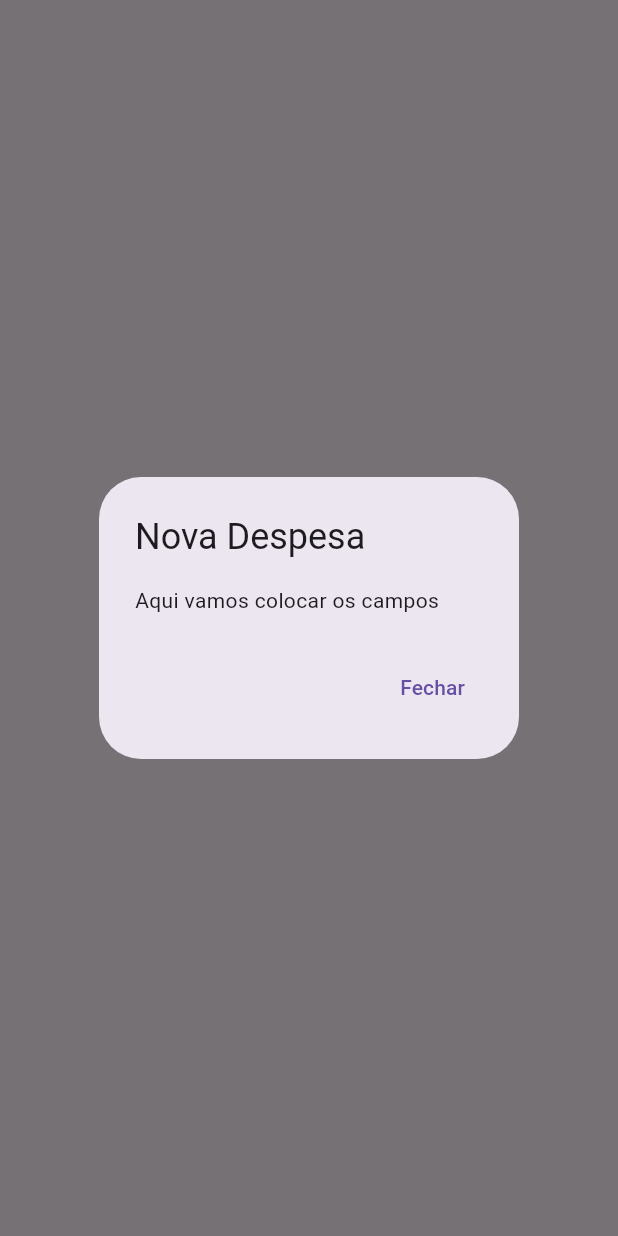
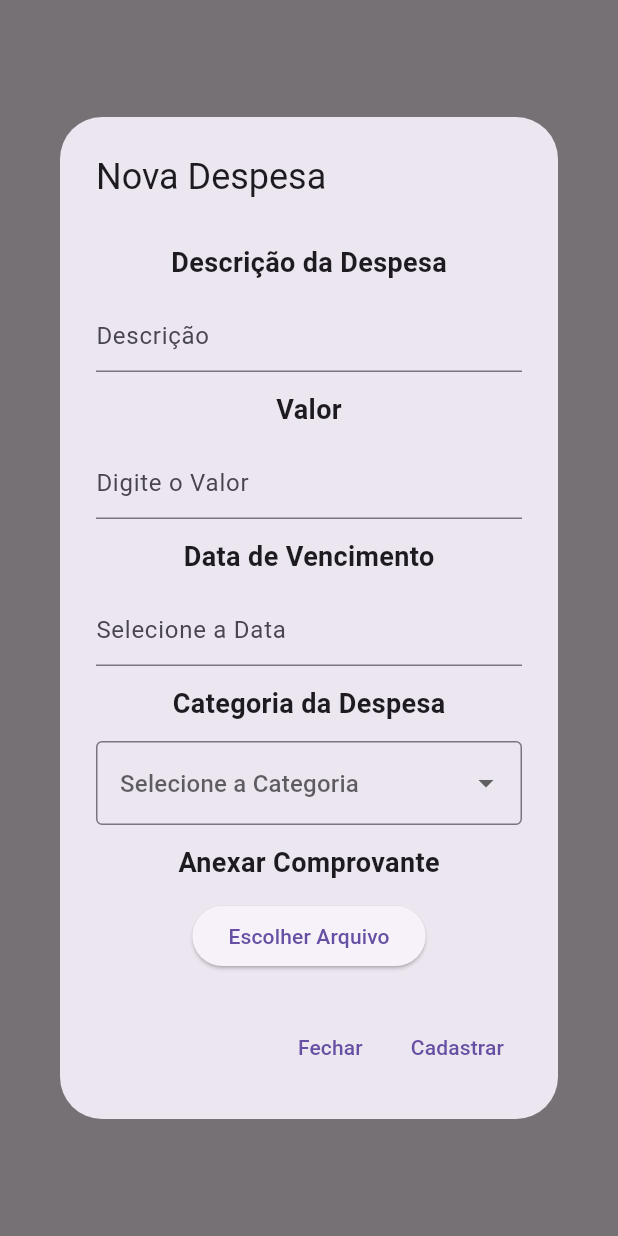
Before and after one commit to KaueSobreira/Aplicativo_Financeiro_Mobile, a Flutter app: the screen it shows after launch, after a tap on the "add" icon, on a phone screen of 412 x 824 dp. Run offline on Flutter 3.47's test engine with Material 3 defaults, Android fonts, the phone set to English and light mode, and no system bars; our stand-ins replace file_picker.

Commit message:
feat: implementado o dialog de cadastro de novas despesas

```diff
--- a/lib/main.dart
+++ b/lib/main.dart
@@ -1,3 +1,4 @@
+import 'package:file_picker/file_picker.dart';
 import 'package:flutter/material.dart';
 
 void main() {
@@ -45,12 +46,121 @@ class _ExpenseListPageState extends State<ExpenseListPage> {
 
   // Método que mostra o dialog de cadastro
   void mostrarDialogCadastro() {
+    DateTime? dataSelecionada;
+    final TextEditingController dataController = TextEditingController();
+    String? categoriaSelecionada;
+
     showDialog(
       context: context,
       builder: (context) {
         return AlertDialog(
           title: Text("Nova Despesa"),
-          content: Text("Aqui vamos colocar os campos"),
+          content: SizedBox(
+            width: 600,
+            height: 500,
+            child: Column(
+              // mainAxisSize: MainAxisSize.min,
+              children: [
+                SizedBox(height: 12,),
+
+                Text("Descrição da Despesa",
+                style: TextStyle(fontSize: 18, fontWeight: FontWeight.bold),
+                ),
+
+                SizedBox(height: 12,),
+
+                TextField(
+                  decoration: InputDecoration(hintText: "Descrição"),
+                ),
+
+                SizedBox(height: 12,),
+
+                Text("Valor",
+                style: TextStyle(fontSize: 18, fontWeight: FontWeight.bold),
+                ),
+
+                SizedBox(height: 12,),
+
+                TextField(
+                  decoration: InputDecoration(hintText: "Digite o Valor"),
+                ),
+
+                SizedBox(height: 12,),
+
+                Text("Data de Vencimento",
+                style: TextStyle(fontSize: 18, fontWeight: FontWeight.bold),
+                ),
+
+                SizedBox(height: 12,),
+
+                TextField(
+                  controller: dataController,
+                  decoration: InputDecoration(hintText: "Selecione a Data"),
+                  readOnly: true,
+                  onTap: () async {
+                    DateTime? dataEscolhida = await showDatePicker(
+                      context: context,
+                      initialDate: DateTime.now(),
+                      firstDate: DateTime(2000),
+                      lastDate: DateTime(2100),
+                    );
+
+                    if (dataEscolhida != null) {
+                      setState(() {
+                        dataSelecionada = dataEscolhida;
+                        dataController.text = "${dataEscolhida.day}/${dataEscolhida.month}/${dataEscolhida.year}";
+                      });
+                    }
+                  },
+                ),
+
+                SizedBox(height: 12,),
+
+                Text("Categoria da Despesa",
+                style: TextStyle(fontSize: 18, fontWeight: FontWeight.bold),
+                ),
+
+                SizedBox(height: 12,),
+
+                DropdownButtonFormField<String>(
+                  initialValue: categoriaSelecionada,
+                  decoration: InputDecoration(
+                  hintText: "Selecione a Categoria",
+                  border: OutlineInputBorder(),
+                  ),
+                    items: [
+                      DropdownMenuItem(value: "Alimentação", child: Text("Alimentação")),
+                      DropdownMenuItem(value: "Transporte", child: Text("Transporte")),
+                      DropdownMenuItem(value: "Moradia", child: Text("Moradia")),
+                      DropdownMenuItem(value: "Saúde", child: Text("Saúde")),
+                      DropdownMenuItem(value: "Educação", child: Text("Educação")),
+                      DropdownMenuItem(value: "Lazer", child: Text("Lazer")),
+                      DropdownMenuItem(value: "Outros", child: Text("Outros")),
+                    ],
+                      onChanged: (valor) {
+                        setState(() {
+                          categoriaSelecionada = valor;
+                          });
+                        },
+                      ),
+
+                SizedBox(height: 12,),
+
+                Text("Anexar Comprovante",
+                  style: TextStyle(fontSize: 18, fontWeight: FontWeight.bold),
+                ),
+
+                SizedBox(height: 12),
+
+                ElevatedButton(
+                  onPressed: () async {
+                    await FilePicker.platform.pickFiles();
+                  },
+                  child: Text("Escolher Arquivo"),
+                ),
+              ],
+            ),
+          ),
           actions: [
             TextButton(
               onPressed: () {
@@ -58,6 +168,12 @@ class _ExpenseListPageState extends State<ExpenseListPage> {
               },
               child: Text("Fechar"),
             ),
+            TextButton(
+              onPressed: () {
+                // Navigator.of(context).pop();
+              },
+              child: Text("Cadastrar"),
+            ),
           ],
         );
       },
--- a/pubspec.yaml
+++ b/pubspec.yaml
@@ -7,6 +7,7 @@ environment:
   sdk: ^3.9.2
 
 dependencies:
+  file_picker: ^8.1.2
   flutter:
     sdk: flutter
 
```
Also changed, not shown: pubspec.lock, 1 other file.
